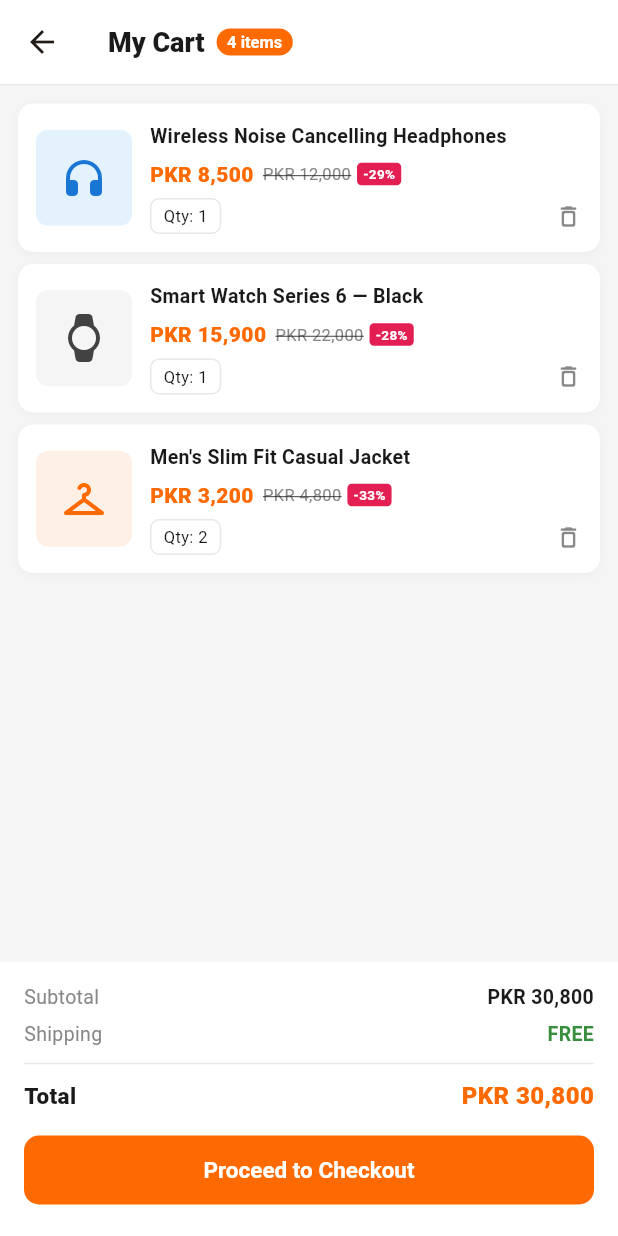
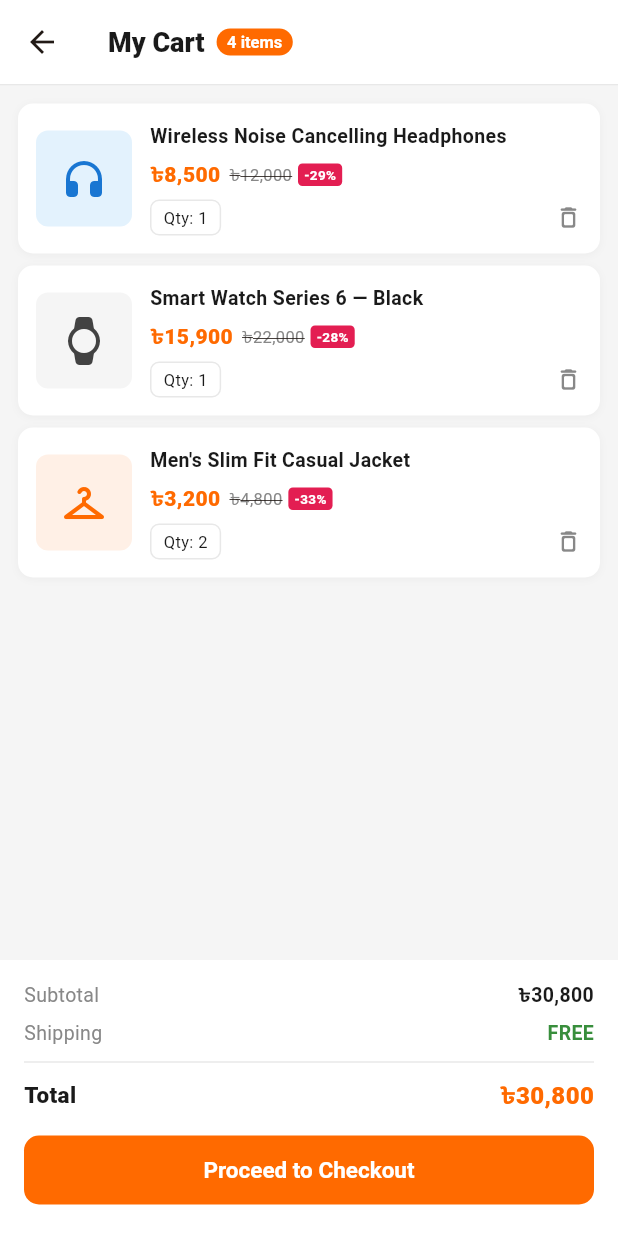
Before and after one commit to mr-shakib/daraz_app, a Flutter app: the CartScreen screen opened directly, on a phone screen of 412 x 824 dp. Run offline on Flutter 3.47's test engine with Material 3 defaults, Android fonts, the phone set to English and light mode, and no system bars; our stand-ins replace dio, flutter_riverpod, shared_preferences; accounts and stored records are empty.

Commit message:
fix: update currency format from PKR to BDT in cart and product screens

```diff
--- a/lib/features/cart/screens/cart_screen.dart
+++ b/lib/features/cart/screens/cart_screen.dart
@@ -8,8 +8,8 @@ class CartScreen extends StatelessWidget {
   static const List<_MockCartItem> _items = [
     _MockCartItem(
       name: 'Wireless Noise Cancelling Headphones',
-      price: 'PKR 8,500',
-      originalPrice: 'PKR 12,000',
+      price: '৳8,500',
+      originalPrice: '৳12,000',
       discount: '29%',
       icon: Icons.headphones_rounded,
       iconColor: Color(0xFF1976D2),
@@ -18,8 +18,8 @@ class CartScreen extends StatelessWidget {
     ),
     _MockCartItem(
       name: 'Smart Watch Series 6 — Black',
-      price: 'PKR 15,900',
-      originalPrice: 'PKR 22,000',
+      price: '৳15,900',
+      originalPrice: '৳22,000',
       discount: '28%',
       icon: Icons.watch_rounded,
       iconColor: Color(0xFF424242),
@@ -28,8 +28,8 @@ class CartScreen extends StatelessWidget {
     ),
     _MockCartItem(
       name: 'Men\'s Slim Fit Casual Jacket',
-      price: 'PKR 3,200',
-      originalPrice: 'PKR 4,800',
+      price: '৳3,200',
+      originalPrice: '৳4,800',
       discount: '33%',
       icon: Icons.checkroom_rounded,
       iconColor: AppColors.orange,
@@ -44,7 +44,7 @@ class CartScreen extends StatelessWidget {
   String get _subtotal {
     final amounts = [8500, 15900, 6400]; // qty-adjusted
     final total = amounts.fold<int>(0, (a, b) => a + b);
-    return 'PKR ${_formatNum(total)}';
+    return '৳${_formatNum(total)}';
   }
 
   String _formatNum(int n) {
--- a/lib/features/messages/screens/messages_screen.dart
+++ b/lib/features/messages/screens/messages_screen.dart
@@ -53,7 +53,7 @@ class MessagesScreen extends StatelessWidget {
     ),
     _MockMessage(
       sender: 'Daraz Wallet',
-      preview: 'PKR 500 Daraz Cash credited to your account.',
+      preview: '৳500 Daraz Cash credited to your account.',
       time: 'Mon',
       unread: 0,
       icon: Icons.account_balance_wallet_outlined,
```
Also changed, not shown: lib/features/home/widgets/product_card.dart (+5 -4 lines).
